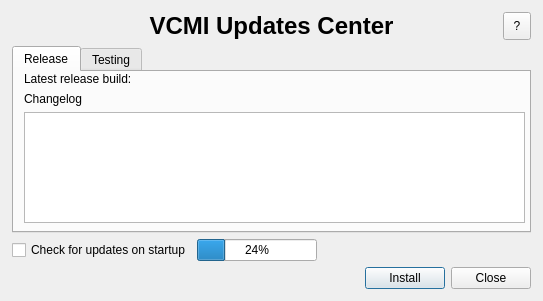
GeorgeK1ng/vcmi, file launcher/updatedialog_moc.ui: the form before one commit.
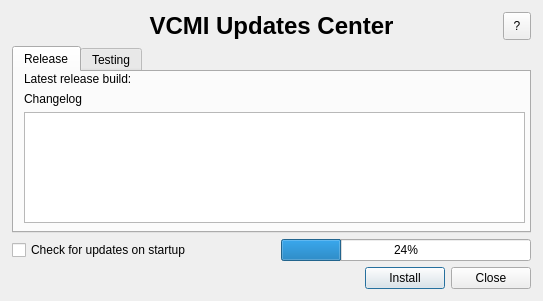
The form after the commit.

Commit message: launcher: prepare update dialog UI wrapper for future mobile host

```diff
--- a/launcher/updatedialog_moc.ui
+++ b/launcher/updatedialog_moc.ui
@@ -25,7 +25,22 @@
   <property name="windowTitle">
    <string/>
   </property>
-  <layout class="QGridLayout" name="gridLayout">
+  <layout class="QGridLayout" name="hostLayout">
+   <property name="leftMargin">
+    <number>0</number>
+   </property>
+   <property name="topMargin">
+    <number>0</number>
+   </property>
+   <property name="rightMargin">
+    <number>0</number>
+   </property>
+   <property name="bottomMargin">
+    <number>0</number>
+   </property>
+   <item row="0" column="0">
+    <widget class="QWidget" name="contentPanel">
+     <layout class="QGridLayout" name="contentLayout">
    <property name="leftMargin">
     <number>12</number>
    </property>
@@ -247,7 +262,7 @@
      </property>
     </widget>
    </item>
-   <item row="3" column="1" colspan="3">
+      <item row="3" column="3" colspan="4">
     <widget class="QProgressBar" name="progressBar">
      <property name="value">
       <number>24</number>
@@ -256,6 +271,9 @@
    </item>
   </layout>
  </widget>
- <resources/>
- <connections/>
+   </item>
+  </layout>
+ </widget>
+ <resources />
+ <connections />
 </ui>
```
Left out of the diff: 14 changed lines with no effect on the pictures. Lines whose indentation alone changed are shown as unchanged. The commit also changes 1 other file.
